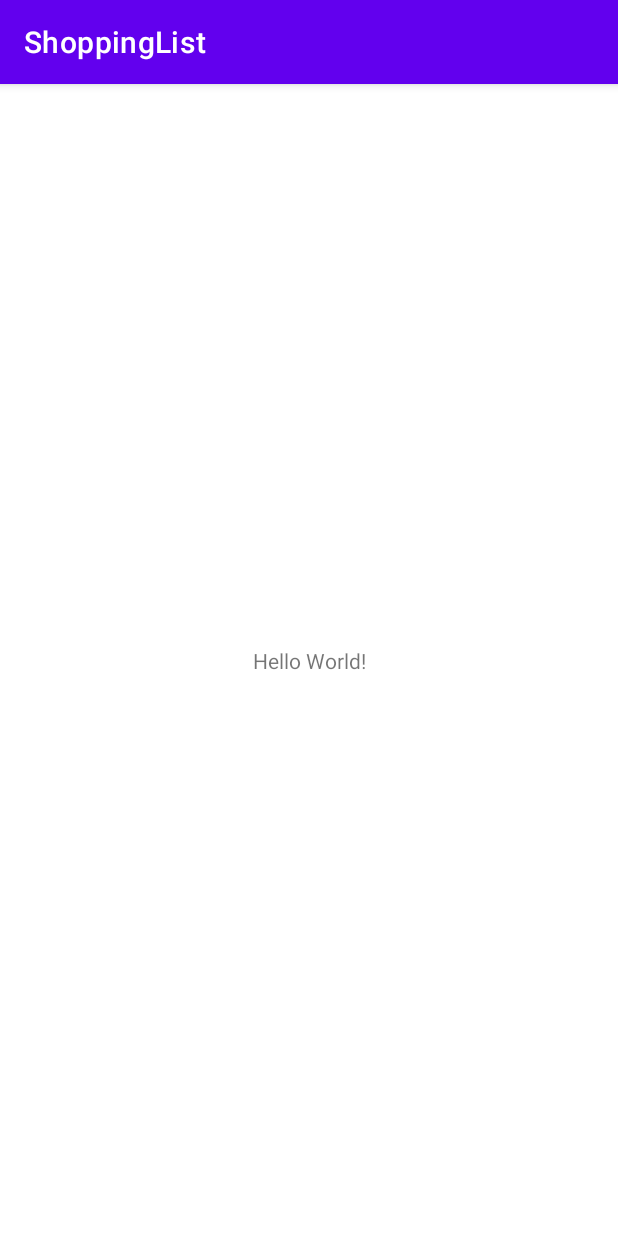
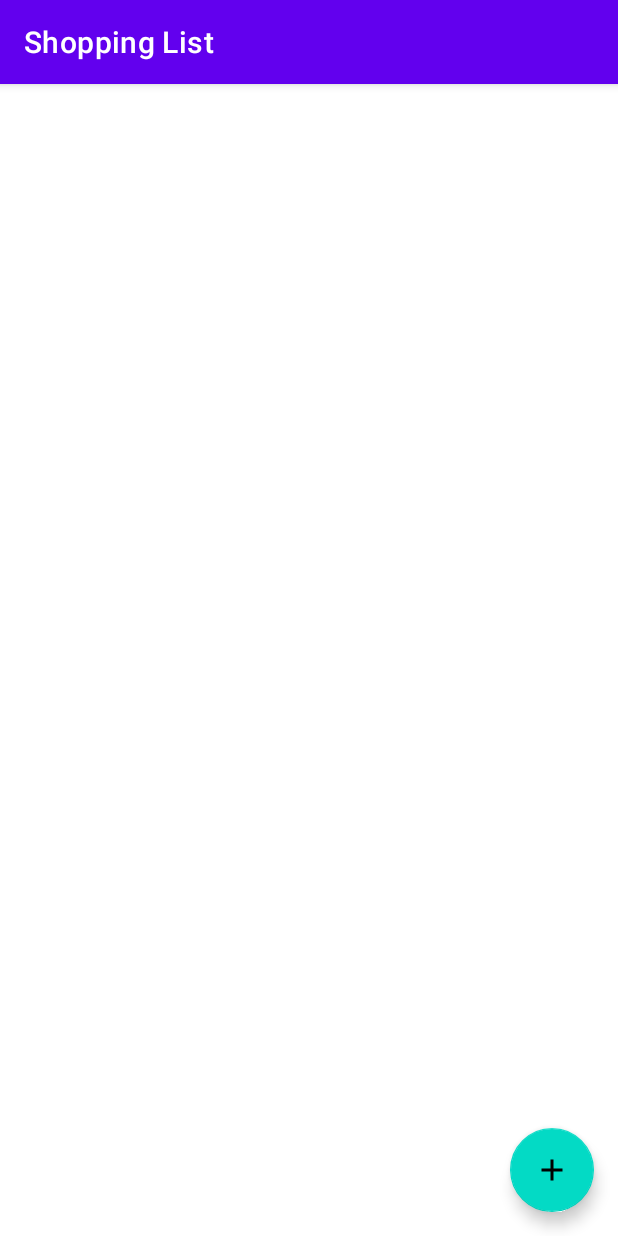
Before and after one commit to Redvus/S_ShoppingList, an Android app: the screen it shows after launch (MainActivity), on a phone screen of 412 x 824 dp. Run offline under Robolectric (Android 15) with nearby library versions, the phone set to English and light mode, and no system bars.

Commit message:
Создал макеты первой страницы. Понимание ViewHolder.

```diff
--- a/app/src/main/java/com/example/shoppinglist/data/ShopListRepositoryImpl.kt
+++ b/app/src/main/java/com/example/shoppinglist/data/ShopListRepositoryImpl.kt
@@ -8,7 +8,7 @@ import com.example.shoppinglist.domain.ShopListRepository
 object ShopListRepositoryImpl : ShopListRepository {
 
     private val shopListLD = MutableLiveData<List<ShopItem>>()
-    private val shopList = mutableListOf<ShopItem>()
+    private val shopList = sortedSetOf<ShopItem>({ o1, o2 -> o1.id.compareTo(o2.id) })
 
     private var autoIncrementID = 0
 
--- /dev/null
+++ b/app/src/main/res/drawable/ic_add.xml
@@ -0,0 +1,10 @@
+<vector xmlns:android="http://schemas.android.com/apk/res/android"
+    android:width="24dp"
+    android:height="24dp"
+    android:viewportWidth="24"
+    android:viewportHeight="24"
+    android:tint="?attr/colorControlNormal">
+    <path
+        android:fillColor="@android:color/white"
+        android:pathData="M19,13h-6v6h-2v-6H5v-2h6V5h2v6h6v2z"/>
+</vector>
--- a/app/src/main/res/layout/activity_main.xml
+++ b/app/src/main/res/layout/activity_main.xml
@@ -6,13 +6,29 @@
     android:layout_height="match_parent"
     tools:context=".presentation.MainActivity">
 
-    <TextView
-        android:layout_width="wrap_content"
-        android:layout_height="wrap_content"
-        android:text="Hello World!"
+    <androidx.recyclerview.widget.RecyclerView
+        android:id="@+id/rv_shop_list"
+        android:layout_width="0dp"
+        android:layout_height="0dp"
+        app:layoutManager="androidx.recyclerview.widget.LinearLayoutManager"
         app:layout_constraintBottom_toBottomOf="parent"
         app:layout_constraintEnd_toEndOf="parent"
         app:layout_constraintStart_toStartOf="parent"
-        app:layout_constraintTop_toTopOf="parent" />
+        app:layout_constraintTop_toTopOf="parent"
+        tools:listitem="@layout/item_shop_enabled" />
+
+    <com.google.android.material.floatingactionbutton.FloatingActionButton
+        android:id="@+id/button_add_shop_item"
+        android:layout_width="wrap_content"
+        android:layout_height="wrap_content"
+        android:layout_marginEnd="16dp"
+        android:layout_marginBottom="16dp"
+        android:clickable="true"
+        android:contentDescription="@string/button_add_shop_item"
+        android:focusable="true"
+        app:layout_constraintBottom_toBottomOf="parent"
+        app:layout_constraintEnd_toEndOf="parent"
+        app:srcCompat="@drawable/ic_add"
+        tools:ignore="ImageContrastCheck" />
 
 </androidx.constraintlayout.widget.ConstraintLayout>
--- a/app/src/main/res/values/colors.xml
+++ b/app/src/main/res/values/colors.xml
@@ -1,6 +1,7 @@
 <?xml version="1.0" encoding="utf-8"?>
 <resources>
     <color name="purple_200">#FFBB86FC</color>
+    <color name="purple_100">#EBDAFF</color>
     <color name="purple_500">#FF6200EE</color>
     <color name="purple_700">#FF3700B3</color>
     <color name="teal_200">#FF03DAC5</color>
--- a/app/src/main/res/values/strings.xml
+++ b/app/src/main/res/values/strings.xml
@@ -1,3 +1,6 @@
 <resources>
-    <string name="app_name">ShoppingList</string>
+    <string name="app_name">Shopping List</string>
+    <string name="button_add_shop_item">Add item shop item</string>
+    <string name="item_shop_title">Blanket</string>
+    <string name="item_shop_count">1</string>
 </resources>
```
Also changed, not shown: app/src/main/java/com/example/shoppinglist/presentation/ShopListAdapter.kt (added, +37 -0 lines), app/src/main/res/layout/item_shop_disabled.xml (added, +40 -0 lines), app/src/main/res/layout/item_shop_enabled.xml (added, +40 -0 lines).
